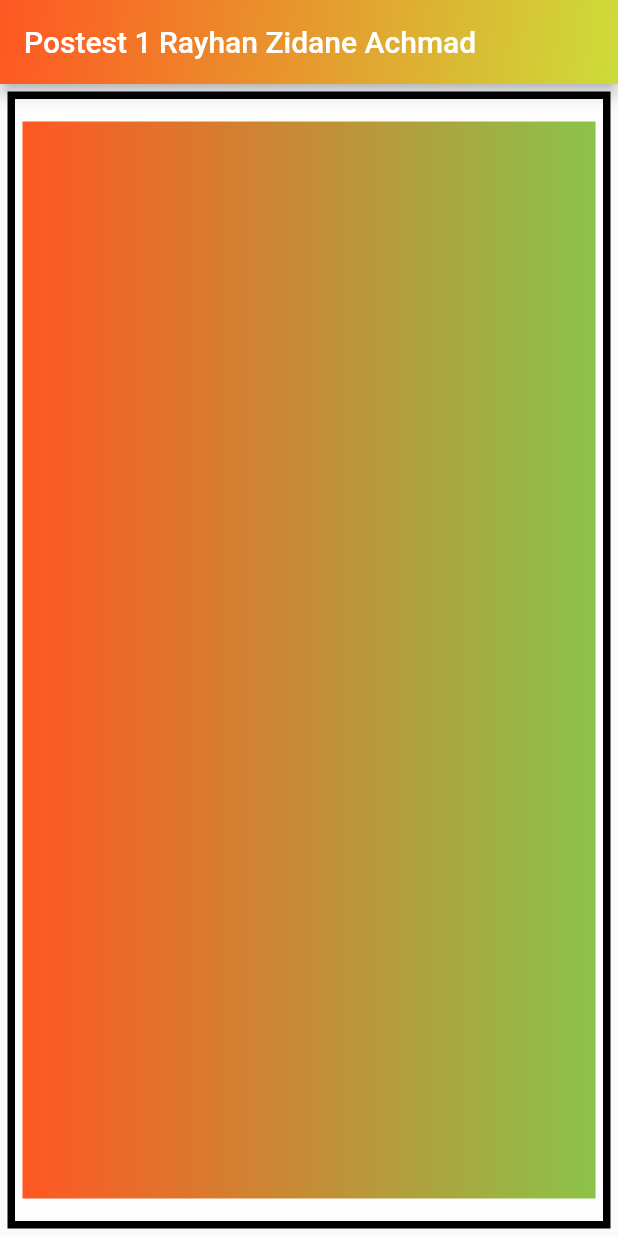
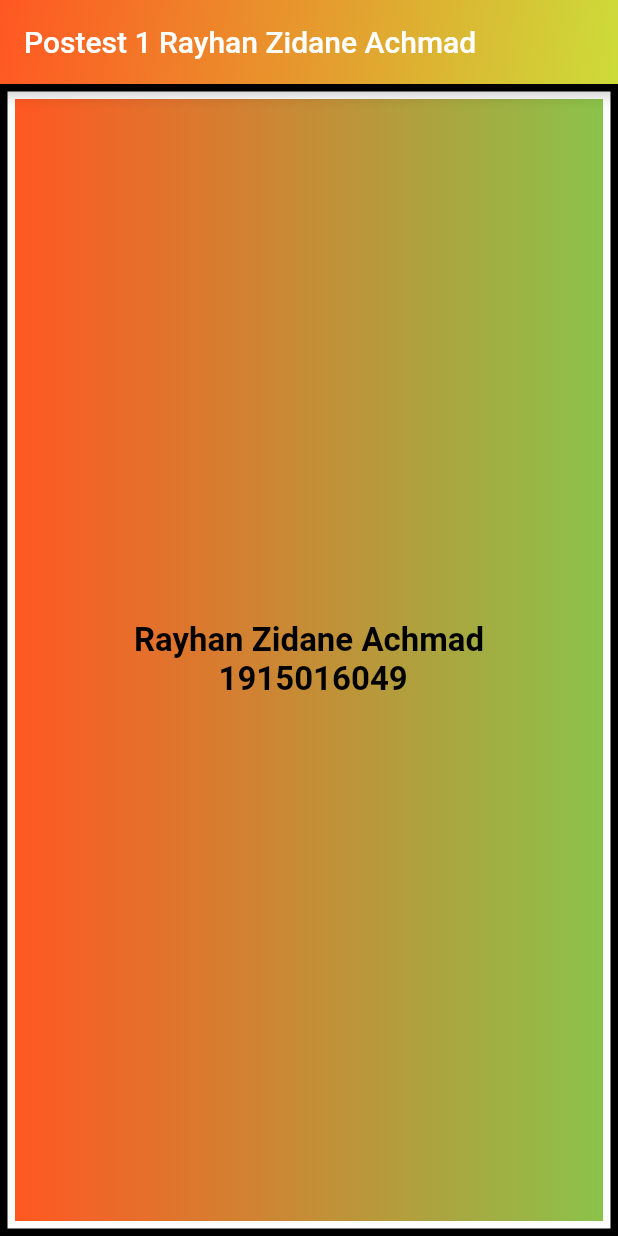
Before and after one commit to handane/postest1mobile_rayhan, a Flutter app: the screen it shows after launch, on a phone screen of 412 x 824 dp. Run offline on Flutter 3.47's test engine with Material 2 defaults, Android fonts, the phone set to English and light mode, and no system bars.

```diff
--- a/lib/main.dart
+++ b/lib/main.dart
@@ -41,20 +41,25 @@ class MainPage extends StatelessWidget {
 
       ),
       body: Container(
+
         child: Container (
-          decoration: BoxDecoration(gradient: LinearGradient(colors: <Color> [
+        width: lebar / 1,
+        height: tinggi / 1,
+        padding: EdgeInsets.fromLTRB(5, 15, 5, 15),
+        margin: EdgeInsets.all(5),
+        alignment: Alignment.center,
+        child: const Text(
+          "Rayhan Zidane Achmad \n 1915016049",
+          textAlign: TextAlign.center,
+          style: TextStyle(color: Colors.black, fontSize: 22, fontWeight: FontWeight.bold ),),
+        decoration: BoxDecoration(gradient: LinearGradient(colors: <Color> [
             Colors.deepOrange,
             Colors.lightGreen
           ])),
 
         ),
-        width: lebar / 1,
-        height: tinggi / 1,
-        padding: EdgeInsets.fromLTRB(5, 15, 5, 15),
-        margin: EdgeInsets.all(5),
-        alignment: Alignment.center,
+        decoration: BoxDecoration(
 
-        decoration: BoxDecoration(
           color: Colors.white60,
 
           border: Border.all(
```
